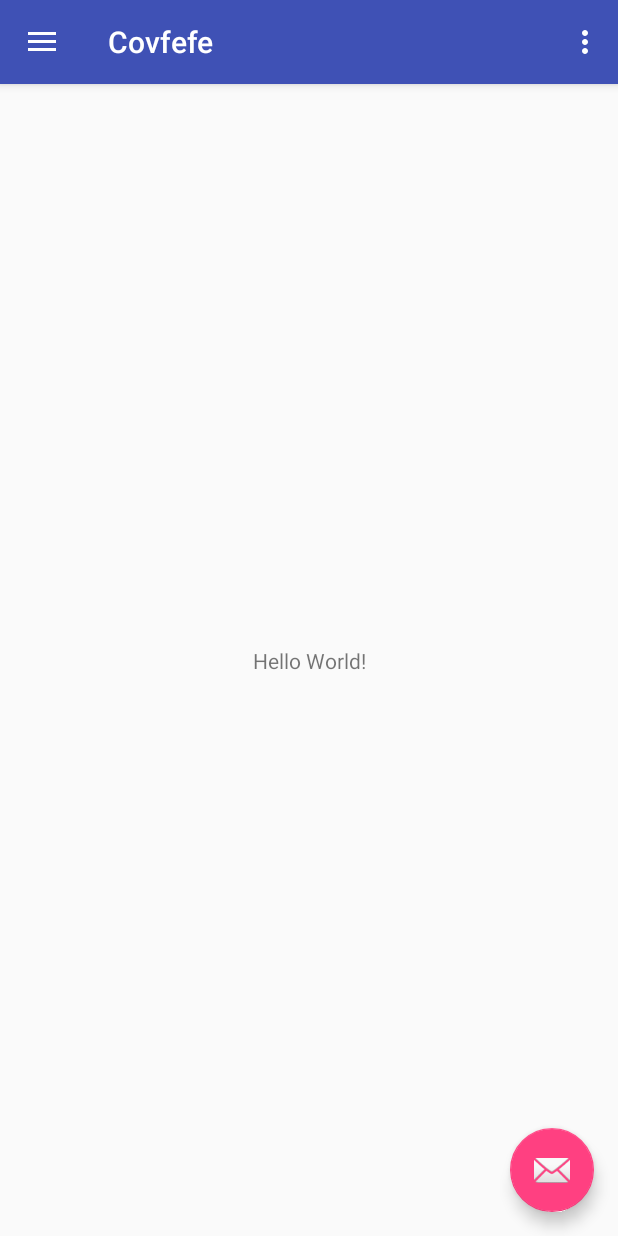
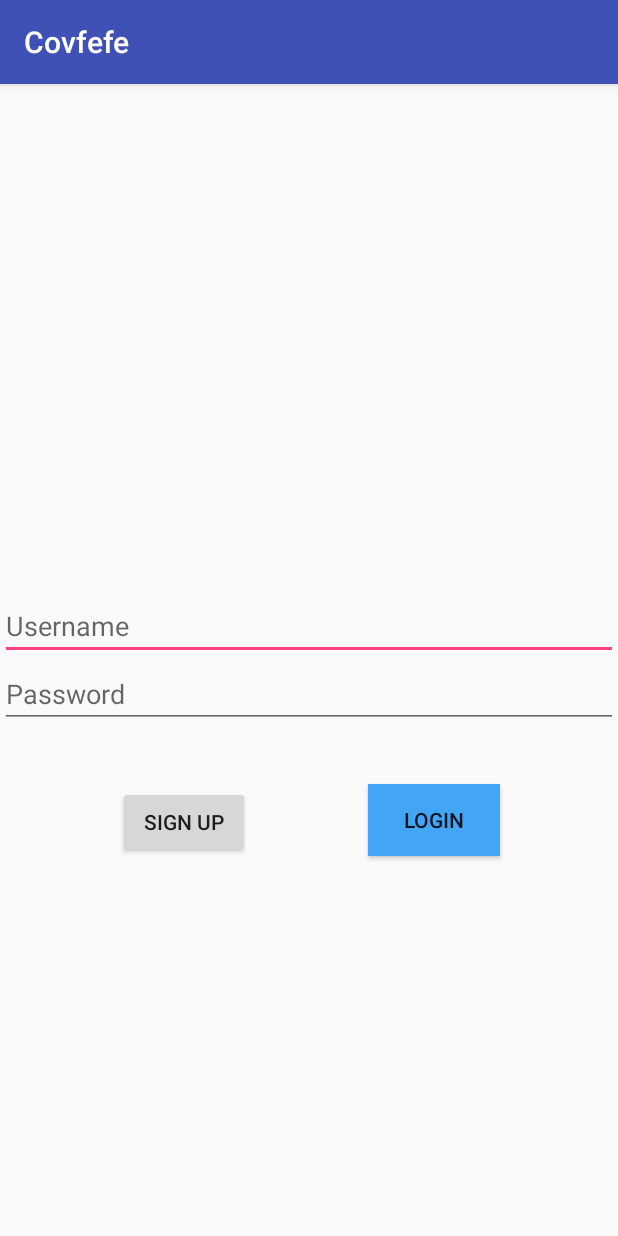
Before and after one commit to dougouk/HackTheNorth2017, an Android app: the screen it shows after launch (MainActivity before the commit, LoginActivity after it), on a phone screen of 412 x 824 dp. Run offline under Robolectric (Android 15) with nearby library versions, the phone set to English and light mode, and no system bars; our stand-ins replace ButterKnife, Firebase (no records; nobody signed in at launch, a user with empty details on screens opened directly).

Commit message:
Implemented sign-up

```diff
--- /dev/null
+++ b/Android/app/src/main/java/com/dan190/covfefe/Login/LoginActivity.java
@@ -0,0 +1,48 @@
+package com.dan190.covfefe.Login;
+
+import android.content.Intent;
+import android.os.Bundle;
+import android.support.annotation.Nullable;
+import android.support.v7.app.AppCompatActivity;
+import android.widget.Button;
+import android.widget.EditText;
+
+import com.dan190.covfefe.R;
+
+import butterknife.BindView;
+import butterknife.ButterKnife;
+import butterknife.OnClick;
+
+/**
+ * Created by Dan on 16/09/2017.
+ */
+
+public class LoginActivity extends AppCompatActivity {
+
+    @BindView(R.id.username)
+    EditText username;
+
+    @BindView(R.id.password)
+    EditText password;
+
+    @BindView(R.id.login)
+    Button login;
+
+    @BindView(R.id.signup)
+    Button singup;
+
+    @Override
+    protected void onCreate(@Nullable Bundle savedInstanceState) {
+        super.onCreate(savedInstanceState);
+        setContentView(R.layout.activity_login);
+        ButterKnife.bind(this);
+
+
+    }
+
+    @OnClick(R.id.signup)
+    public void signUp(){
+        startActivity(new Intent(LoginActivity.this, SignUpActivity.class));
+        finish();
+    }
+}
--- /dev/null
+++ b/Android/app/src/main/java/com/dan190/covfefe/MyApplication.java
@@ -0,0 +1,40 @@
+package com.dan190.covfefe;
+
+import android.app.Application;
+
+import com.google.firebase.auth.FirebaseAuth;
+import com.google.firebase.auth.FirebaseUser;
+
+/**
+ * Created by Dan on 16/09/2017.
+ */
+
+public class MyApplication extends Application {
+    private static MyApplication instance;
+    private static FirebaseAuth auth;
+    private static FirebaseUser user;
+
+    @Override
+    public void onCreate() {
+        super.onCreate();
+        instance = this;
+        auth = FirebaseAuth.getInstance();
+
+    }
+
+    public static MyApplication getInstance(){
+        return instance;
+    }
+
+    public static FirebaseAuth getFirebaseAuth(){
+        return auth;
+    }
+
+    public static FirebaseUser getUser() {
+        return user;
+    }
+
+    public static void setUser(FirebaseUser user) {
+        MyApplication.user = user;
+    }
+}
--- /dev/null
+++ b/Android/app/src/main/java/com/dan190/covfefe/SplashActivity.java
@@ -0,0 +1,67 @@
+package com.dan190.covfefe;
+
+import android.content.Intent;
+import android.os.Bundle;
+import android.os.Handler;
+import android.support.annotation.NonNull;
+import android.support.annotation.Nullable;
+import android.support.v7.app.AppCompatActivity;
+import android.util.Log;
+
+import com.dan190.covfefe.Login.LoginActivity;
+import com.google.firebase.auth.FirebaseAuth;
+import com.google.firebase.auth.FirebaseUser;
+
+/**
+ * Created by Dan on 16/09/2017.
+ */
+
+public class SplashActivity extends AppCompatActivity {
+    private static final int SPLASH_TIMEOUT = 800; //ms
+    private static final String TAG = SplashActivity.class.getSimpleName();
+
+    private FirebaseAuth auth;
+    private FirebaseAuth.AuthStateListener authStateListener;
+
+    @Override
+    protected void onCreate(@Nullable Bundle savedInstanceState) {
+        super.onCreate(savedInstanceState);
+
+        auth = MyApplication.getFirebaseAuth();
+
+        authStateListener = new FirebaseAuth.AuthStateListener() {
+            @Override
+            public void onAuthStateChanged(@NonNull FirebaseAuth firebaseAuth) {
+                FirebaseUser user = firebaseAuth.getCurrentUser();
+                if(user!=null){
+                    // User is signed in
+                    Log.d(TAG, "signed in");
+                    MyApplication.setUser(user);
+                }else{
+                    // User is not signed in
+                    Log.d(TAG, "user not signed in");
+
+                    new Handler().postDelayed(new Runnable() {
+                        @Override
+                        public void run() {
+                            startActivity(new Intent(SplashActivity.this, LoginActivity.class));
+                        }
+                    }, SPLASH_TIMEOUT);
+                }
+            }
+        };
+
+    }
+
+    @Override
+    protected void onStart() {
+        super.onStart();
+        auth.addAuthStateListener(authStateListener);
+    }
+
+    @Override
+    protected void onStop() {
+        super.onStop();
+        auth.removeAuthStateListener(authStateListener);
+    }
+}
--- /dev/null
+++ b/Android/app/src/main/res/layout/activity_login.xml
@@ -0,0 +1,57 @@
+<?xml version="1.0" encoding="utf-8"?>
+<android.support.constraint.ConstraintLayout xmlns:android="http://schemas.android.com/apk/res/android"
+    xmlns:app="http://schemas.android.com/apk/res-auto"
+    android:orientation="vertical"
+    android:layout_width="match_parent"
+    android:layout_height="match_parent">
+
+    <EditText
+        android:id="@+id/username"
+        android:layout_width="0dp"
+        android:layout_height="wrap_content"
+        app:layout_constraintLeft_toLeftOf="parent"
+        app:layout_constraintRight_toRightOf="parent"
+        app:layout_constraintTop_toTopOf="parent"
+        app:layout_constraintBottom_toTopOf="@+id/password"
+        android:hint="@string/username"
+        app:layout_constraintVertical_chainStyle="packed"
+        app:layout_constraintHorizontal_bias="1.0" />
+
+    <EditText
+        android:id="@+id/password"
+        android:layout_width="0dp"
+        android:layout_height="wrap_content"
+        android:inputType="textPassword"
+        app:layout_constraintLeft_toLeftOf="parent"
+        app:layout_constraintRight_toRightOf="parent"
+        app:layout_constraintTop_toBottomOf="@+id/username"
+        app:layout_constraintBottom_toBottomOf="parent"
+        android:hint="@string/password"
+        app:layout_constraintHorizontal_bias="1.0" />
+
+    <Button
+        android:id="@+id/login"
+        android:layout_width="wrap_content"
+        android:layout_height="wrap_content"
+        app:layout_constraintLeft_toRightOf="@+id/signup"
+        app:layout_constraintRight_toRightOf="parent"
+        app:layout_constraintTop_toBottomOf="@+id/password"
+        app:layout_constraintVertical_chainStyle="packed"
+        app:layout_constraintBottom_toBottomOf="parent"
+        app:layout_constraintVertical_bias="0.128"
+        android:text="@string/login"
+        android:background="@color/colorBlue"/>
+
+    <Button
+        android:id="@+id/signup"
+        android:layout_width="wrap_content"
+        android:layout_height="wrap_content"
+        app:layout_constraintLeft_toLeftOf="parent"
+        app:layout_constraintRight_toLeftOf="@+id/login"
+        app:layout_constraintTop_toBottomOf="@+id/password"
+        app:layout_constraintVertical_chainStyle="packed"
+        app:layout_constraintBottom_toBottomOf="parent"
+        app:layout_constraintVertical_bias="0.134"
+        android:text="@string/signup"/>
+
+</android.support.constraint.ConstraintLayout>
--- a/Android/app/src/main/res/values/colors.xml
+++ b/Android/app/src/main/res/values/colors.xml
@@ -3,4 +3,5 @@
     <color name="colorPrimary">#3F51B5</color>
     <color name="colorPrimaryDark">#303F9F</color>
     <color name="colorAccent">#FF4081</color>
+    <color name="colorBlue">#42A5F5</color>
 </resources>
--- a/Android/app/src/main/res/values/strings.xml
+++ b/Android/app/src/main/res/values/strings.xml
@@ -5,4 +5,11 @@
     <string name="navigation_drawer_close">Close navigation drawer</string>
 
     <string name="action_settings">Settings</string>
+    <string name="username">Username</string>
+    <string name="password">Password</string>
+    <string name="password_repeat">Just to make sure you typed it correctly</string>
+    <string name="signup">Sign up</string>
+    <string name="login">Login</string>
+    <string name="signup_failed">Sign up failed. Did you enter a valid email? Please try again</string>
+    <string name="password_no_match">Password does not match</string>
 </resources>
--- a/Android/build.gradle
+++ b/Android/build.gradle
@@ -9,6 +9,7 @@ buildscript {
 
         // NOTE: Do not place your application dependencies here; they belong
         // in the individual module build.gradle files
+        classpath 'com.google.gms:google-services:3.0.0'
     }
 }
 
```
Also changed, not shown: Android/app/build.gradle (+7 -1 lines), Android/app/src/main/AndroidManifest.xml (+15 -4 lines), Android/app/src/main/java/com/dan190/covfefe/Login/SignUpActivity.java (added, +82 -0 lines), Android/app/src/main/java/com/dan190/covfefe/Util/Logger.java (added, +22 -0 lines), Android/app/src/main/res/layout/activity_create_new_account.xml (added, +56 -0 lines), 2 other files.
